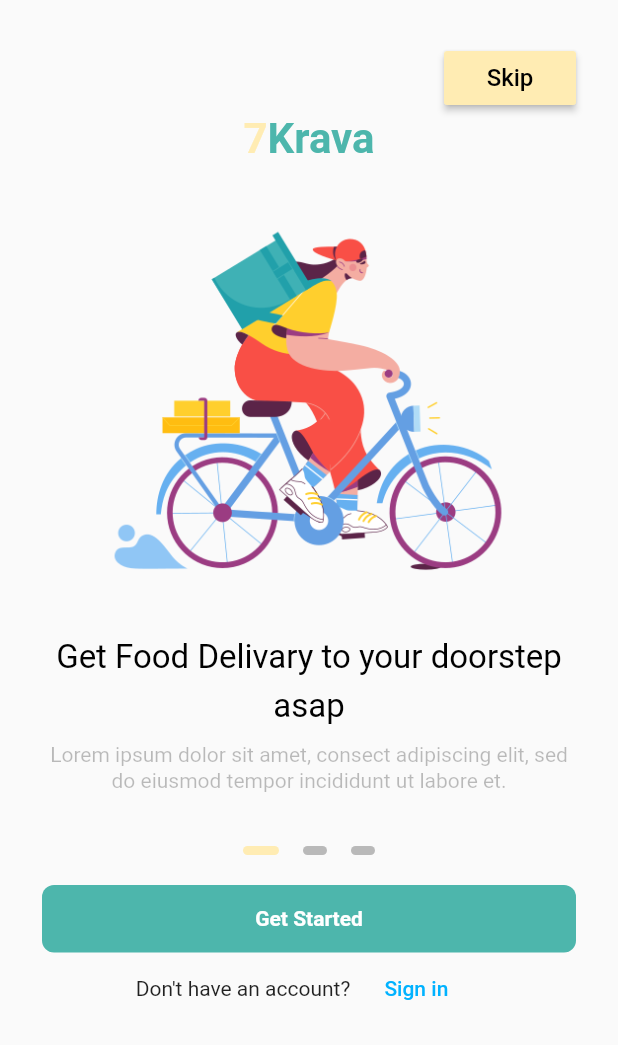
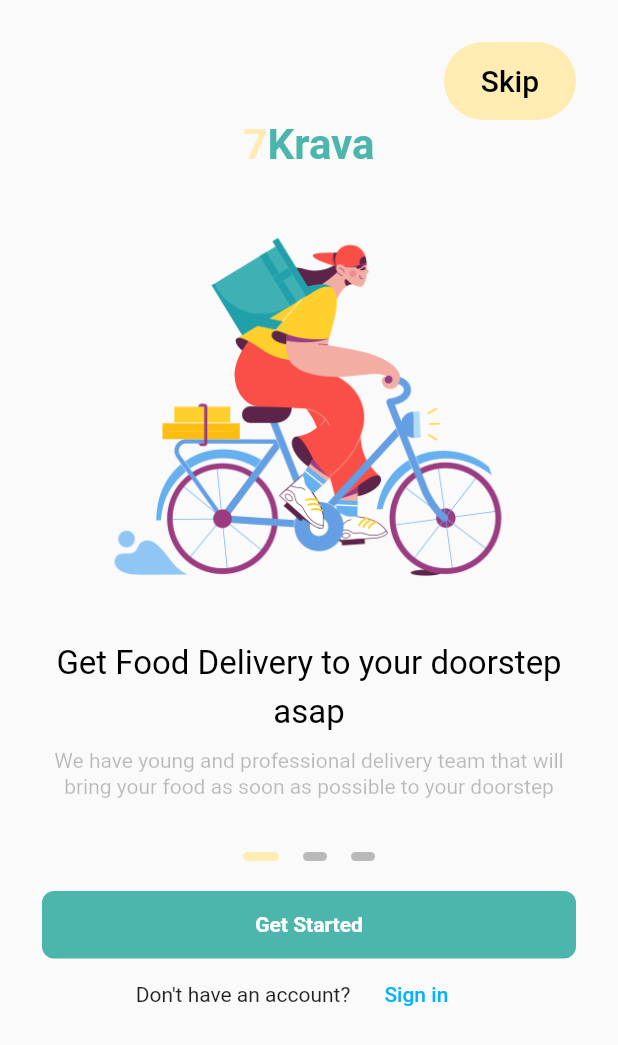
Before and after one commit to Abdullah-mamdouh/Sigin_Login, a Flutter app: the screen it shows after launch, on a phone screen of 412 x 824 dp. Shown: the top 1045 px of the screen. Run offline on Flutter 3.47's test engine with Material 2 defaults, Android fonts, the phone set to English and light mode, and no system bars; our stand-ins replace intl_phone_number_input, page_transition; missing offline and left inert: country_pickers; Roboto replaces fonts that are missing (CM Sans Serif).

Commit message:
First Update

```diff
--- /dev/null
+++ b/lib/components/logo.dart
@@ -0,0 +1,26 @@
+
+import 'package:flutter/material.dart';
+
+import '../constant/constantColors.dart';
+
+class Logo extends StatelessWidget {
+  const Logo({Key? key}) : super(key: key);
+
+  @override
+  Widget build(BuildContext context) {
+    return Container(
+      alignment: Alignment.center,
+      child: Row(
+        mainAxisAlignment: MainAxisAlignment.center,
+        children: [
+          Text('7',style: TextStyle(
+              color: secandryColor2,fontSize: 28,fontWeight: FontWeight.bold
+          ),),
+          Text('Krava',style: TextStyle(
+              color: Colors.teal[300],fontSize: 28,fontWeight: FontWeight.bold
+          ),)
+        ],),
+
+    );
+  }
+}
--- /dev/null
+++ b/lib/components/page_view.dart
@@ -0,0 +1,52 @@
+
+import 'package:flutter/material.dart';
+import 'package:sign_login_screen/model/banner.dart';
+
+import '../constant/style.dart';
+
+class MyPageView extends StatefulWidget {
+  MyPageView({Key? key,required this.banner}) : super(key: key);
+  AppBanner banner;
+  @override
+  State<MyPageView> createState() => _MyPageViewState();
+}
+
+class _MyPageViewState extends State<MyPageView> {
+  @override
+  Widget build(BuildContext context) {
+    return  Column(
+      crossAxisAlignment: CrossAxisAlignment.center,
+      // mainAxisAlignment: MainAxisAlignment.center,
+      children: <Widget>[
+
+        Center(
+          child: Image(
+            image: AssetImage(
+             widget.banner.image,
+              // 'images/im.png',
+            ),
+            height: 300.0,
+            width: 300.0,
+          ),
+        ),
+        SizedBox(height: 10.0),
+        Center(
+          child: Container(
+            width: double.infinity,
+            child: Text(
+              widget.banner.title,
+              //'Get Food Delivary to your doorstep asap',
+              textAlign: TextAlign.center,style: kTitleStyle,
+            ),
+          ),
+        ),
+        SizedBox(height: 10.0),
+        Text(
+          widget.banner.description,
+          //'Lorem ipsum dolor sit amet, consect adipiscing elit, sed do eiusmod tempor incididunt ut labore et.',
+          textAlign: TextAlign.center,style: kSubtitleStyle,
+        ),
+      ],
+    );
+  }
+}
--- a/lib/components/phone.dart
+++ b/lib/components/phone.dart
@@ -30,9 +30,11 @@ class _PhoneNumberState extends State<PhoneNumber> {
         data: Theme.of(context).copyWith(primaryColor: Colors.pink),
         child: CountryPickerDialog(
             titlePadding: EdgeInsets.all(8.0),
+
             searchCursorColor: Colors.pinkAccent,
             searchInputDecoration: InputDecoration(hintText: 'Search...'),
             isSearchable: true,
+
             title: Text('Select your phone code'),
             onValuePicked: (Country country) =>
                 setState(() => _selectedDialogCountry = country),
--- a/lib/components/phone_number.dart
+++ b/lib/components/phone_number.dart
@@ -27,10 +27,14 @@ class _Flag_PhoneNumberState extends State<Flag_PhoneNumber> {
         mainAxisAlignment: MainAxisAlignment.center,
         children: <Widget>[
           InternationalPhoneNumberInput(
-
             textStyle: TextStyle(color: Colors.white,),
-            hintText: 'Eg. 821345678',
-            cursorColor:Colors.black,
+            inputDecoration: InputDecoration(
+              hintText: 'Eg. 821345678',
+              hintStyle: TextStyle(
+                color: Colors.black26,
+              ),
+            ),
+            //cursorColor:Colors.black,
             onInputChanged: (PhoneNumber number) {
               print(number.phoneNumber);
             },
@@ -38,6 +42,7 @@ class _Flag_PhoneNumberState extends State<Flag_PhoneNumber> {
               print(value);
             },
             selectorConfig: SelectorConfig(
+              showFlags: false,trailingSpace: false,
               selectorType: PhoneInputSelectorType.BOTTOM_SHEET,
             ),
             ignoreBlank: false,
@@ -45,7 +50,6 @@ class _Flag_PhoneNumberState extends State<Flag_PhoneNumber> {
             validator: (value){
               print('phone number is not registered');
           },
-            countrySelectorScrollControlled: false,
 
             autoValidateMode: AutovalidateMode.disabled,
             selectorTextStyle: TextStyle(color: Colors.black),
--- /dev/null
+++ b/lib/components/skip_button.dart
@@ -0,0 +1,38 @@
+
+import 'package:flutter/material.dart';
+
+import '../constant/constantColors.dart';
+import '../screens/signIn.dart';
+
+class SkipButton extends StatelessWidget {
+  const SkipButton({Key? key}) : super(key: key);
+
+  @override
+  Widget build(BuildContext context) {
+    return Align(
+      alignment: Alignment.topRight,
+      child: Container(
+        // width: 102.0,
+        decoration: BoxDecoration(
+          borderRadius: BorderRadius.circular(35.0),
+        ),
+        clipBehavior: Clip.antiAliasWithSaveLayer,
+        child: MaterialButton(
+          color:secandryColor2,
+          height: 52.0,
+          onPressed: () {
+            Navigator.push(
+              context,
+              MaterialPageRoute(builder: (context) => SignIn()),
+            );
+          },
+          child: const Text(
+            'Skip',
+            style: TextStyle(color: Colors.black, fontSize: 20),
+          ),
+          //color: Color(0xffFBEEF2),
+        ),
+      ),
+    );
+  }
+}
--- /dev/null
+++ b/lib/model/banner.dart
@@ -0,0 +1,18 @@
+
+
+class AppBanner {
+  final int id;
+  final String image;
+
+  final String title;
+  final String description;
+
+  AppBanner(this.id, this.image, this.title, this.description);
+}
+
+List<AppBanner> appbannarList = [
+  AppBanner(1, 'asset/food2.png', 'Get Food Delivery to your doorstep asap',
+      'We have young and professional delivery team that will bring your food as soon as possible to your doorstep'),
+  AppBanner(2, 'asset/food3.png', 'Buy any Food from your favorite restaurant',
+      'We are constantly adding your favourite restaurant throughout the territory and arround your area carefully selected'),
+];
--- a/lib/screens/onBoard.dart
+++ b/lib/screens/onBoard.dart
@@ -5,9 +5,11 @@ import 'package:sign_login_screen/components/textRow.dart';
 import 'package:sign_login_screen/constant/constantColors.dart';
 import 'package:sign_login_screen/screens/signIn.dart';
 
+import '../components/logo.dart';
 import '../components/myButton.dart';
-import '../components/onBoardModel.dart';
-import '../constant/style.dart';
+import '../components/page_view.dart';
+import '../components/skip_button.dart';
+import '../model/banner.dart';
 
 class OnBoard extends StatefulWidget {
   const OnBoard({
@@ -44,7 +46,14 @@ class _MyHomePageState extends State<OnBoard> {
       ),
     );
   }
-
+  List<AppBanner> bannars= [
+    AppBanner(1, 'images/im.png', 'Get Food Delivery to your doorstep asap',
+        'We have young and professional delivery team that will bring your food as soon as possible to your doorstep'),
+    AppBanner(2, 'images/im.png', 'Buy any Food from your favorite restaurant',
+        'We are constantly adding your favourite restaurant throughout the territory and arround your area carefully selected'),
+    AppBanner(3, 'images/im.png', 'Live your life smarter\nwith us!',
+        'Lorem ipsum dolor sit amet, consect adipiscing elit, sed do eiusmod tempor incididunt ut labore et.')
+  ];
   @override
   Widget build(BuildContext context) {
     return Scaffold(
@@ -72,39 +81,23 @@ class _MyHomePageState extends State<OnBoard> {
               child: Column(
                 //crossAxisAlignment: CrossAxisAlignment.stretch,
                 children: <Widget>[
-                  Container(
-                    alignment: Alignment.centerRight,
-                    decoration: BoxDecoration(
-                      borderRadius: BorderRadius.circular(20)
-                    ),
-                    child: MaterialButton(
-                      color:secandryColor2,
-                      onPressed: () => print('Skip'),
-                      child: Text(
-                        'Skip',
-                        style: TextStyle(
-                          color: Colors.black,
-                          fontSize: 16.0,
-                        ),
-                      ),
-                    ),
-                  ),
-                  Container(
-                    alignment: Alignment.center,
-                    child: Row(
-                      mainAxisAlignment: MainAxisAlignment.center,
-                      children: [
-                        Text('7',style: TextStyle(
-                            color: secandryColor2,fontSize: 28,fontWeight: FontWeight.bold
-                        ),),
-                        Text('Krava',style: TextStyle(
-                            color: Colors.teal[300],fontSize: 28,fontWeight: FontWeight.bold
-                        ),)
-                      ],),
-                  ),
+                  SkipButton(),
+
+                  Logo(),
                   Container(
                     height: 455.0,
-                    child: PageView(
+                    child: PageView.builder(
+                      scrollDirection: Axis.horizontal,
+                      controller: _pageController,
+                      onPageChanged: (int page) {
+                        setState(() {
+                          _currentPage = page;
+                        });
+                      },
+                      itemCount: appbannarList.length,
+                      itemBuilder: (context, index) => MyPageView(banner: bannars[index]),
+                    ),
+                    /* PageView(
                       physics: ClampingScrollPhysics(),
                       controller: _pageController,
                       onPageChanged: (int page) {
@@ -112,7 +105,8 @@ class _MyHomePageState extends State<OnBoard> {
                           _currentPage = page;
                         });
                       },
-                      children: <Widget>[
+                      children:
+                      <Widget>[
                         Column(
                           crossAxisAlignment: CrossAxisAlignment.center,
                           // mainAxisAlignment: MainAxisAlignment.center,
@@ -195,6 +189,7 @@ class _MyHomePageState extends State<OnBoard> {
                         ),
                       ],
                     ),
+                    */
                   ),
                   Row(
                     mainAxisAlignment: MainAxisAlignment.center,
--- a/lib/screens/register.dart
+++ b/lib/screens/register.dart
@@ -1,4 +1,6 @@
 
+import 'package:country_pickers/country_picker_dialog.dart';
+import 'package:country_pickers/country_picker_dropdown.dart';
 import 'package:flutter/material.dart';
 import 'package:sign_login_screen/components/text_field.dart';
 import 'package:sign_login_screen/screens/signIn.dart';
@@ -22,6 +24,8 @@ class _RegisterState extends State<Register> {
 
   final emailController =  TextEditingController();
   final passwordController =  TextEditingController();
+
+  var onValuePicked;
   @override
   Widget build(BuildContext context) {
     double h = MediaQuery.of(context).size.height;
@@ -37,14 +41,18 @@ class _RegisterState extends State<Register> {
                 children: [
                   Positioned(left:10,top: 25,child: CircleAvatar(
                       backgroundColor:Colors.black,
-                      child: Center(child: IconButton(
-                        icon: Icon(Icons.arrow_back_ios,color: white,),
-                        onPressed: () {
-                          Navigator.pop(context);
-                        },)))),
+                      child: Padding(
+                        padding: const EdgeInsets.only(left: 5.0),
+                        child: IconButton(
+                          icon: Icon(Icons.arrow_back_ios,color: white,),
+                          onPressed: () {
+                            Navigator.pop(context);
+                          },),
+                      ))),
                   Container(
-                    height:h*0.4,
-                    child: Image.asset('images/login.png',fit: BoxFit.cover,),
+                    height:h*0.2,
+                    width: double.infinity,
+                    child: Image.asset('images/login.png',fit: BoxFit.fill,),
                   ),
                 ],
               ),
@@ -72,7 +80,7 @@ class _RegisterState extends State<Register> {
                     Container(
                         margin: EdgeInsets.only(bottom: 18),
                         decoration: BoxDecoration(
-                            border: Border.all(color: Colors.black26),borderRadius: BorderRadius.circular(5)
+                            border: Border.all(color: Colors.black26),borderRadius: BorderRadius.circular(8)
                         ),child: Flag_PhoneNumber()),
                     Lable(text: 'Password',),
                     Padding(
```
